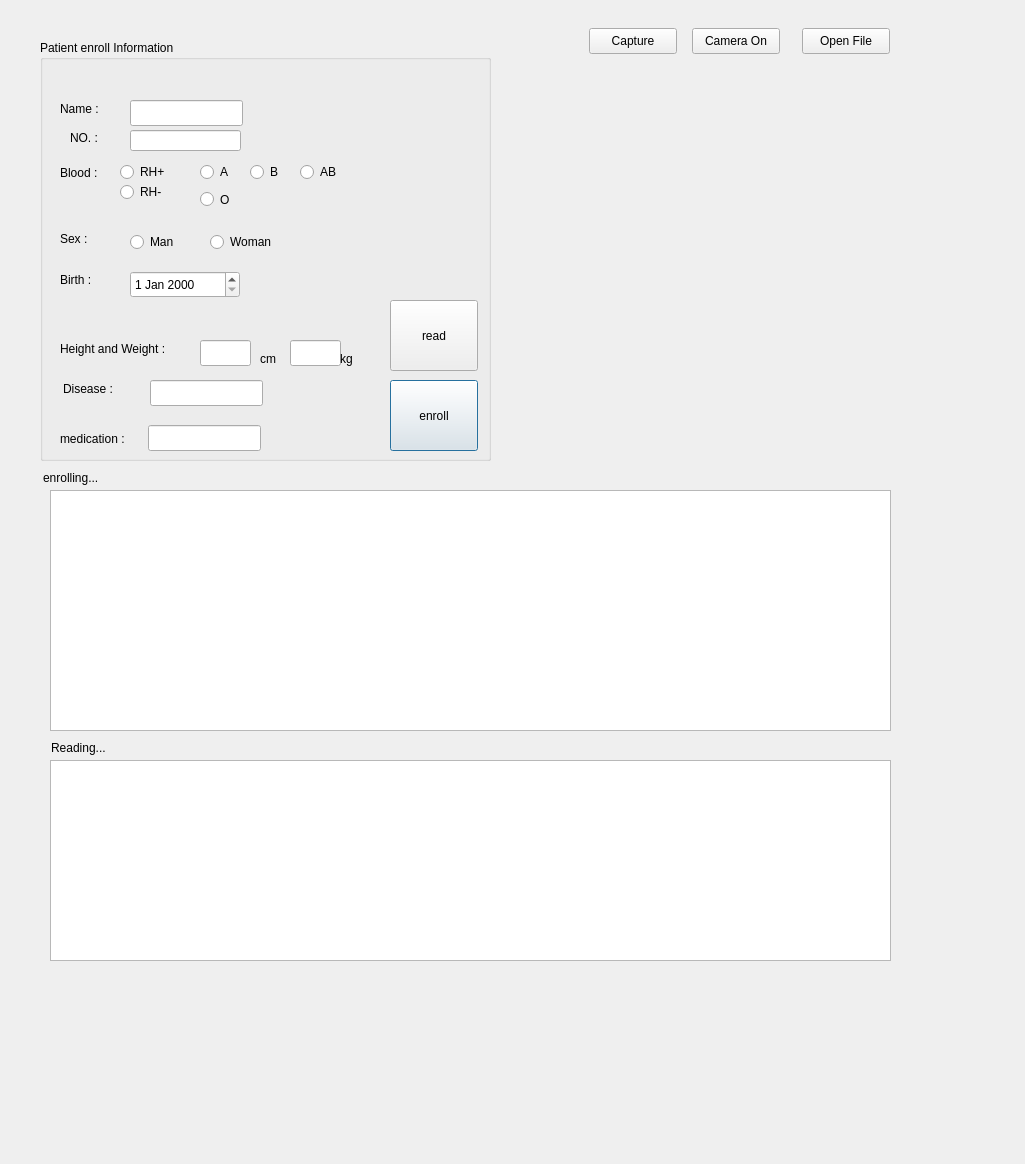
The window that ui/hcc_gui/patient_interface1.ui (sesac-robotics/aiot_repo_1) describes before a commit, drawn with Qt 5.
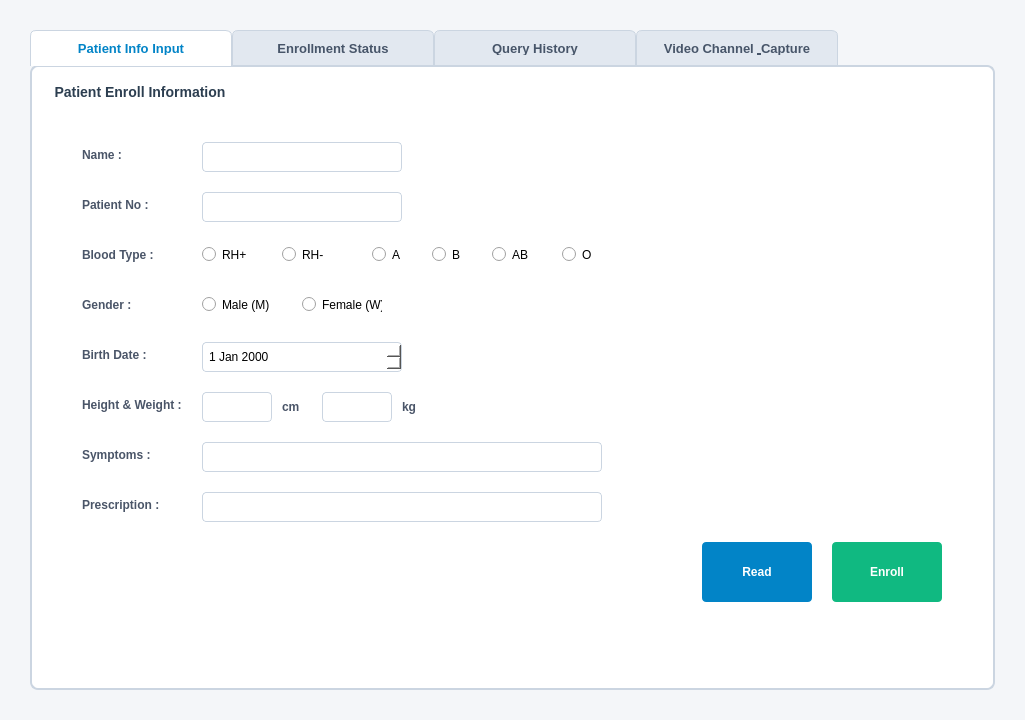
The same window after the commit.

```diff
--- a/ui/hcc_gui/patient_interface1.ui
+++ b/ui/hcc_gui/patient_interface1.ui
@@ -7,44 +7,67 @@
     <x>0</x>
     <y>0</y>
     <width>1025</width>
-    <height>1164</height>
+    <height>720</height>
    </rect>
   </property>
   <property name="windowTitle">
-   <string>Dialog</string>
+   <string>Patient Information System</string>
   </property>
+  <property name="styleSheet">
+   <string notr="true">
+    QDialog { background-color: #f4f6f9; font-family: 'Segoe UI'; }
+    QTabWidget::pane { border: 2px solid #cbd5e1; border-radius: 8px; background-color: #ffffff; top: -1px; }
+    QTabBar::tab { background-color: #e2e8f0; color: #475569; font-weight: bold; font-size: 13px; padding: 10px 20px; border: 1px solid #cbd5e1; border-top-left-radius: 6px; border-top-right-radius: 6px; min-width: 160px; }
+    QTabBar::tab:selected { background-color: #ffffff; color: #0284c7; border-bottom-color: #ffffff; }
+    QTabBar::tab:hover { background-color: #f8fafc; }
+    QGroupBox { border: none; font-weight: bold; font-size: 14px; color: #2c3e50; }
+    QLabel { color: #4a5568; font-weight: 500; }
+    QLineEdit, QDateEdit, QComboBox { border: 1px solid #cbd5e1; border-radius: 4px; padding: 4px; background-color: #ffffff; selection-background-color: #3b82f6; }
+    QLineEdit:focus, QDateEdit:focus, QComboBox:focus { border: 2px solid #0284c7; }
+    QPushButton { background-color: #0284c7; color: white; border: none; border-radius: 4px; font-weight: bold; font-size: 12px; }
+    QPushButton:hover { background-color: #0369a1; }
+    QPushButton:pressed { background-color: #075985; }
+    QPushButton#enrollButton { background-color: #10b981; }
+    QPushButton#enrollButton:hover { background-color: #059669; }
+    QTableWidget { background-color: #ffffff; border: 1px solid #e2e8f0; gridline-color: #cbd5e1; border-radius: 6px; }
+    QHeaderView::section { background-color: #f1f5f9; color: #334155; font-weight: bold; border: 1px solid #e2e8f0; }
+   </string>
+  </property>
+  <widget class="QTabWidget" name="mainTabWidget">
+   <property name="geometry">
+    <rect>
+     <x>30</x>
+     <y>30</y>
+     <width>965</width>
+     <height>660</height>
+    </rect>
+   </property>
+   <property name="currentIndex">
+    <number>0</number>
+   </property>
+   <widget class="QWidget" name="tabEnrollInfo">
+    <attribute name="title">
+     <string>Patient Info Input</string>
+    </attribute>
   <widget class="QGroupBox" name="groupBox">
    <property name="geometry">
     <rect>
-     <x>40</x>
-     <y>40</y>
-     <width>451</width>
-     <height>421</height>
+       <x>20</x>
+       <y>15</y>
+       <width>920</width>
+       <height>580</height>
     </rect>
    </property>
    <property name="title">
-    <string>Patient enroll Information</string>
-   </property>
-   <widget class="QPushButton" name="enrollButton">
-    <property name="geometry">
-     <rect>
-      <x>350</x>
-      <y>340</y>
-      <width>88</width>
-      <height>71</height>
-     </rect>
-    </property>
-    <property name="text">
-     <string>enroll</string>
-    </property>
-   </widget>
+      <string>Patient Enroll Information</string>
+     </property>
    <widget class="QLabel" name="label">
     <property name="geometry">
      <rect>
-      <x>20</x>
+        <x>30</x>
       <y>60</y>
-      <width>66</width>
-      <height>18</height>
+        <width>100</width>
+        <height>25</height>
      </rect>
     </property>
     <property name="text">
@@ -54,69 +77,82 @@
    <widget class="QLineEdit" name="nameEdit">
     <property name="geometry">
      <rect>
-      <x>90</x>
+        <x>150</x>
       <y>60</y>
-      <width>113</width>
-      <height>26</height>
+        <width>200</width>
+        <height>30</height>
      </rect>
     </property>
    </widget>
-   <widget class="QLabel" name="label_3">
+     <widget class="QLabel" name="label_11">
     <property name="geometry">
      <rect>
-      <x>20</x>
-      <y>231</y>
-      <width>66</width>
-      <height>18</height>
+        <x>30</x>
+        <y>110</y>
+        <width>100</width>
+        <height>25</height>
      </rect>
     </property>
     <property name="text">
-     <string>Birth :</string>
-    </property>
-   </widget>
-   <widget class="QDateEdit" name="birthEdit">
+       <string>Patient No :</string>
+      </property>
+     </widget>
+     <widget class="QLineEdit" name="numberEdit">
     <property name="geometry">
      <rect>
-      <x>90</x>
-      <y>231</y>
-      <width>110</width>
-      <height>27</height>
+        <x>150</x>
+        <y>110</y>
+        <width>200</width>
+        <height>30</height>
      </rect>
     </property>
    </widget>
-   <widget class="QRadioButton" name="manButton">
+     <widget class="QLabel" name="label_2">
     <property name="geometry">
      <rect>
-      <x>90</x>
-      <y>190</y>
-      <width>51</width>
-      <height>24</height>
+        <x>30</x>
+        <y>160</y>
+        <width>100</width>
+        <height>25</height>
      </rect>
     </property>
     <property name="text">
-     <string>Man</string>
-    </property>
-   </widget>
-   <widget class="QRadioButton" name="womanButton">
+       <string>Blood Type :</string>
+      </property>
+     </widget>
+     <widget class="QRadioButton" name="bloodrhpButton">
     <property name="geometry">
      <rect>
-      <x>170</x>
-      <y>190</y>
-      <width>71</width>
-      <height>24</height>
+        <x>150</x>
+        <y>160</y>
+        <width>70</width>
+        <height>25</height>
      </rect>
     </property>
     <property name="text">
-     <string>Woman</string>
+       <string>RH+</string>
+      </property>
+     </widget>
+     <widget class="QRadioButton" name="bloodrhmButton">
+      <property name="geometry">
+       <rect>
+        <x>230</x>
+        <y>160</y>
+        <width>70</width>
+        <height>25</height>
+       </rect>
+      </property>
+      <property name="text">
+       <string>RH-</string>
     </property>
    </widget>
    <widget class="QRadioButton" name="bloodaButton">
     <property name="geometry">
      <rect>
-      <x>160</x>
-      <y>120</y>
-      <width>41</width>
-      <height>24</height>
+        <x>320</x>
+        <y>160</y>
+        <width>50</width>
+        <height>25</height>
      </rect>
     </property>
     <property name="text">
@@ -126,10 +162,10 @@
    <widget class="QRadioButton" name="bloodbButton">
     <property name="geometry">
      <rect>
-      <x>210</x>
-      <y>120</y>
-      <width>41</width>
-      <height>24</height>
+        <x>380</x>
+        <y>160</y>
+        <width>50</width>
+        <height>25</height>
      </rect>
     </property>
     <property name="text">
@@ -139,323 +175,350 @@
    <widget class="QRadioButton" name="bloodabButton">
     <property name="geometry">
      <rect>
-      <x>260</x>
-      <y>120</y>
-      <width>51</width>
-      <height>24</height>
+        <x>440</x>
+        <y>160</y>
+        <width>60</width>
+        <height>25</height>
      </rect>
     </property>
     <property name="text">
      <string>AB</string>
     </property>
    </widget>
-   <widget class="QRadioButton" name="bloodrhpButton">
+     <widget class="QRadioButton" name="bloodoButton">
     <property name="geometry">
      <rect>
-      <x>80</x>
-      <y>120</y>
-      <width>51</width>
-      <height>24</height>
+        <x>510</x>
+        <y>160</y>
+        <width>50</width>
+        <height>25</height>
      </rect>
     </property>
     <property name="text">
-     <string>RH+</string>
-    </property>
-   </widget>
-   <widget class="QRadioButton" name="bloodrhmButton">
-    <property name="geometry">
-     <rect>
-      <x>80</x>
-      <y>140</y>
-      <width>61</width>
-      <height>24</height>
-     </rect>
-    </property>
-    <property name="text">
-     <string>RH-</string>
-    </property>
-   </widget>
-   <widget class="QLabel" name="label_2">
-    <property name="geometry">
-     <rect>
-      <x>20</x>
-      <y>124</y>
-      <width>66</width>
-      <height>18</height>
-     </rect>
-    </property>
-    <property name="text">
-     <string>Blood :</string>
+       <string>O</string>
     </property>
    </widget>
    <widget class="QLabel" name="label_5">
     <property name="geometry">
      <rect>
-      <x>20</x>
-      <y>190</y>
-      <width>66</width>
-      <height>18</height>
+        <x>30</x>
+        <y>210</y>
+        <width>100</width>
+        <height>25</height>
      </rect>
     </property>
     <property name="text">
-     <string>Sex :</string>
-    </property>
-   </widget>
-   <widget class="QLabel" name="label_6">
+       <string>Gender :</string>
+      </property>
+     </widget>
+     <widget class="QRadioButton" name="manButton">
     <property name="geometry">
      <rect>
-      <x>23</x>
-      <y>340</y>
-      <width>66</width>
-      <height>18</height>
+        <x>150</x>
+        <y>210</y>
+        <width>80</width>
+        <height>25</height>
      </rect>
     </property>
     <property name="text">
-     <string>Disease :</string>
+       <string>Male (M)</string>
+      </property>
+     </widget>
+     <widget class="QRadioButton" name="womanButton">
+      <property name="geometry">
+       <rect>
+        <x>250</x>
+        <y>210</y>
+        <width>80</width>
+        <height>25</height>
+       </rect>
+      </property>
+      <property name="text">
+       <string>Female (W)</string>
+      </property>
+     </widget>
+     <widget class="QLabel" name="label_3">
+      <property name="geometry">
+       <rect>
+        <x>30</x>
+        <y>260</y>
+        <width>100</width>
+        <height>25</height>
+       </rect>
+      </property>
+      <property name="text">
+       <string>Birth Date :</string>
+      </property>
+     </widget>
+     <widget class="QDateEdit" name="birthEdit">
+      <property name="geometry">
+       <rect>
+        <x>150</x>
+        <y>260</y>
+        <width>200</width>
+        <height>30</height>
+       </rect>
     </property>
    </widget>
    <widget class="QLabel" name="label_7">
     <property name="geometry">
      <rect>
-      <x>20</x>
-      <y>300</y>
-      <width>141</width>
-      <height>18</height>
+        <x>30</x>
+        <y>310</y>
+        <width>120</width>
+        <height>25</height>
      </rect>
     </property>
     <property name="text">
-     <string>Height and Weight :</string>
+       <string>Height &amp; Weight :</string>
     </property>
    </widget>
    <widget class="QLineEdit" name="heightEdit">
     <property name="geometry">
      <rect>
-      <x>160</x>
-      <y>300</y>
-      <width>51</width>
-      <height>26</height>
-     </rect>
-    </property>
-   </widget>
-   <widget class="QLineEdit" name="weightEdit">
-    <property name="geometry">
-     <rect>
-      <x>250</x>
-      <y>300</y>
-      <width>51</width>
-      <height>26</height>
+        <x>150</x>
+        <y>310</y>
+        <width>70</width>
+        <height>30</height>
      </rect>
     </property>
    </widget>
    <widget class="QLabel" name="label_4">
     <property name="geometry">
      <rect>
-      <x>220</x>
-      <y>310</y>
-      <width>21</width>
-      <height>18</height>
+        <x>230</x>
+        <y>315</y>
+        <width>30</width>
+        <height>20</height>
      </rect>
     </property>
     <property name="text">
      <string>cm</string>
     </property>
    </widget>
+     <widget class="QLineEdit" name="weightEdit">
+      <property name="geometry">
+       <rect>
+        <x>270</x>
+        <y>310</y>
+        <width>70</width>
+        <height>30</height>
+       </rect>
+      </property>
+     </widget>
    <widget class="QLabel" name="label_8">
     <property name="geometry">
      <rect>
-      <x>300</x>
-      <y>310</y>
-      <width>21</width>
-      <height>18</height>
+        <x>350</x>
+        <y>315</y>
+        <width>30</width>
+        <height>20</height>
      </rect>
     </property>
     <property name="text">
      <string>kg</string>
     </property>
    </widget>
+     <widget class="QLabel" name="label_6">
+      <property name="geometry">
+       <rect>
+        <x>30</x>
+        <y>360</y>
+        <width>100</width>
+        <height>25</height>
+       </rect>
+      </property>
+      <property name="text">
+       <string>Symptoms :</string>
+      </property>
+     </widget>
+     <widget class="QLineEdit" name="diseaseEdit">
+      <property name="geometry">
+       <rect>
+        <x>150</x>
+        <y>360</y>
+        <width>400</width>
+        <height>30</height>
+       </rect>
+      </property>
+     </widget>
    <widget class="QLabel" name="label_9">
     <property name="geometry">
      <rect>
-      <x>20</x>
-      <y>390</y>
-      <width>91</width>
-      <height>18</height>
+        <x>30</x>
+        <y>410</y>
+        <width>100</width>
+        <height>25</height>
      </rect>
     </property>
     <property name="text">
-     <string>medication :</string>
+       <string>Prescription :</string>
     </property>
    </widget>
    <widget class="QLineEdit" name="medEdit">
     <property name="geometry">
      <rect>
-      <x>108</x>
-      <y>385</y>
-      <width>113</width>
-      <height>26</height>
+        <x>150</x>
+        <y>410</y>
+        <width>400</width>
+        <height>30</height>
      </rect>
     </property>
    </widget>
-   <widget class="QLineEdit" name="diseaseEdit">
+     <widget class="QPushButton" name="enrollButton">
     <property name="geometry">
      <rect>
-      <x>110</x>
-      <y>340</y>
-      <width>113</width>
-      <height>26</height>
-     </rect>
-    </property>
-   </widget>
-   <widget class="QRadioButton" name="bloodoButton">
-    <property name="geometry">
-     <rect>
-      <x>160</x>
-      <y>150</y>
-      <width>31</width>
-      <height>19</height>
-     </rect>
-    </property>
+        <x>780</x>
+        <y>460</y>
+        <width>110</width>
+        <height>60</height>
+       </rect>
+      </property>
     <property name="text">
-     <string>O</string>
-    </property>
-   </widget>
-   <widget class="QLineEdit" name="numberEdit">
-    <property name="geometry">
-     <rect>
-      <x>90</x>
-      <y>90</y>
-      <width>111</width>
-      <height>21</height>
-     </rect>
-    </property>
-   </widget>
-   <widget class="QLabel" name="label_11">
-    <property name="geometry">
-     <rect>
-      <x>30</x>
-      <y>90</y>
-      <width>41</width>
-      <height>16</height>
-     </rect>
-    </property>
-    <property name="text">
-     <string>NO. :</string>
+       <string>Enroll</string>
     </property>
    </widget>
    <widget class="QPushButton" name="readButton">
     <property name="geometry">
      <rect>
-      <x>350</x>
-      <y>260</y>
-      <width>88</width>
-      <height>71</height>
+        <x>650</x>
+        <y>460</y>
+        <width>110</width>
+        <height>60</height>
      </rect>
     </property>
     <property name="text">
-     <string>read</string>
+       <string>Read</string>
     </property>
    </widget>
   </widget>
-  <widget class="QPushButton" name="cameraButton">
-   <property name="geometry">
-    <rect>
-     <x>692</x>
-     <y>28</y>
-     <width>88</width>
-     <height>26</height>
-    </rect>
-   </property>
-   <property name="text">
-    <string>Camera On</string>
-   </property>
-  </widget>
-  <widget class="QPushButton" name="fileButton">
-   <property name="geometry">
-    <rect>
-     <x>802</x>
-     <y>28</y>
-     <width>88</width>
-     <height>26</height>
-    </rect>
-   </property>
-   <property name="text">
-    <string>Open File</string>
-   </property>
-  </widget>
-  <widget class="QLabel" name="imageLabel">
-   <property name="geometry">
-    <rect>
-     <x>500</x>
-     <y>60</y>
-     <width>391</width>
-     <height>401</height>
-    </rect>
-   </property>
-   <property name="frameShape">
-    <enum>QFrame::NoFrame</enum>
-   </property>
-   <property name="text">
-    <string/>
-   </property>
-  </widget>
-  <widget class="QPushButton" name="captureButton">
-   <property name="geometry">
-    <rect>
-     <x>589</x>
-     <y>28</y>
-     <width>88</width>
-     <height>26</height>
-    </rect>
-   </property>
-   <property name="text">
-    <string>Capture</string>
-   </property>
-  </widget>
+   </widget>
+   <widget class="QWidget" name="tabEnrolling">
+    <attribute name="title">
+     <string>Enrollment Status</string>
+    </attribute>
   <widget class="QLabel" name="label_10">
    <property name="geometry">
     <rect>
-     <x>43</x>
-     <y>470</y>
-     <width>81</width>
-     <height>16</height>
-    </rect>
-   </property>
+       <x>20</x>
+       <y>15</y>
+       <width>200</width>
+       <height>20</height>
+      </rect>
+     </property>
+     <property name="font">
+      <font>
+       <fontweight>Medium</fontweight>
+      </font>
+     </property>
    <property name="text">
-    <string>enrolling...</string>
+      <string>■ Real-time Enrollment Status (Enrolling...)</string>
    </property>
   </widget>
   <widget class="QTableWidget" name="patientTable">
    <property name="geometry">
     <rect>
-     <x>50</x>
-     <y>490</y>
-     <width>841</width>
-     <height>241</height>
+       <x>20</x>
+       <y>45</y>
+       <width>920</width>
+       <height>540</height>
     </rect>
    </property>
   </widget>
-  <widget class="QTableWidget" name="readTable">
-   <property name="geometry">
-    <rect>
-     <x>50</x>
-     <y>760</y>
-     <width>841</width>
-     <height>201</height>
-    </rect>
-   </property>
-  </widget>
+   </widget>
+   <widget class="QWidget" name="tabReading">
+    <attribute name="title">
+     <string>Query History</string>
+    </attribute>
   <widget class="QLabel" name="label_12">
    <property name="geometry">
     <rect>
-     <x>51</x>
-     <y>740</y>
-     <width>71</width>
-     <height>16</height>
-    </rect>
-   </property>
+       <x>20</x>
+       <y>15</y>
+       <width>200</width>
+       <height>20</height>
+      </rect>
+     </property>
+     <property name="font">
+      <font>
+       <fontweight>Medium</fontweight>
+      </font>
+     </property>
    <property name="text">
-    <string>Reading...</string>
-   </property>
+      <string>■ Data Query and Logging Records (Reading...)</string>
+     </property>
+    </widget>
+    <widget class="QTableWidget" name="readTable">
+     <property name="geometry">
+      <rect>
+       <x>20</x>
+       <y>45</y>
+       <width>920</width>
+       <height>540</height>
+      </rect>
+     </property>
+    </widget>
+   </widget>
+   <widget class="QWidget" name="tabCamera">
+    <attribute name="title">
+     <string>Video Channel &amp; Capture</string>
+    </attribute>
+    <widget class="QLabel" name="imageLabel">
+     <property name="geometry">
+      <rect>
+       <x>20</x>
+       <y>20</y>
+       <width>700</width>
+       <height>560</height>
+      </rect>
+     </property>
+     <property name="styleSheet">
+      <string notr="true">background-color: #1e1e24; border: 2px solid #cbd5e1; border-radius: 6px;</string>
+     </property>
+     <property name="text">
+      <string/>
+     </property>
+    </widget>
+    <widget class="QPushButton" name="cameraButton">
+     <property name="geometry">
+      <rect>
+       <x>740</x>
+       <y>20</y>
+       <width>190</width>
+       <height>45</height>
+      </rect>
+     </property>
+     <property name="text">
+      <string>📷 Camera On</string>
+     </property>
+    </widget>
+    <widget class="QPushButton" name="captureButton">
+     <property name="geometry">
+      <rect>
+       <x>740</x>
+       <y>80</y>
+       <width>190</width>
+       <height>45</height>
+      </rect>
+     </property>
+     <property name="text">
+      <string>🛑 Snapshot Capture</string>
+     </property>
+    </widget>
+    <widget class="QPushButton" name="fileButton">
+     <property name="geometry">
+      <rect>
+       <x>740</x>
+       <y>140</y>
+       <width>190</width>
+       <height>45</height>
+      </rect>
+     </property>
+     <property name="text">
+      <string>📁 Open Image File</string>
+     </property>
+    </widget>
+   </widget>
   </widget>
  </widget>
  <resources/>
```
Lines whose indentation alone changed are shown as unchanged.
